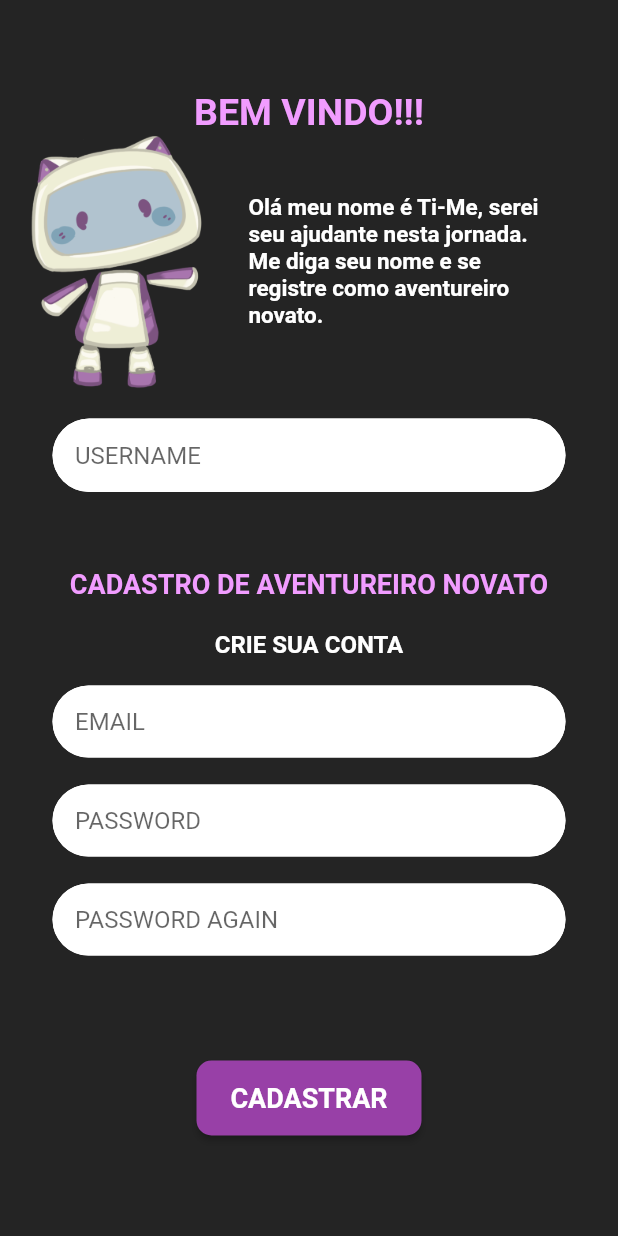
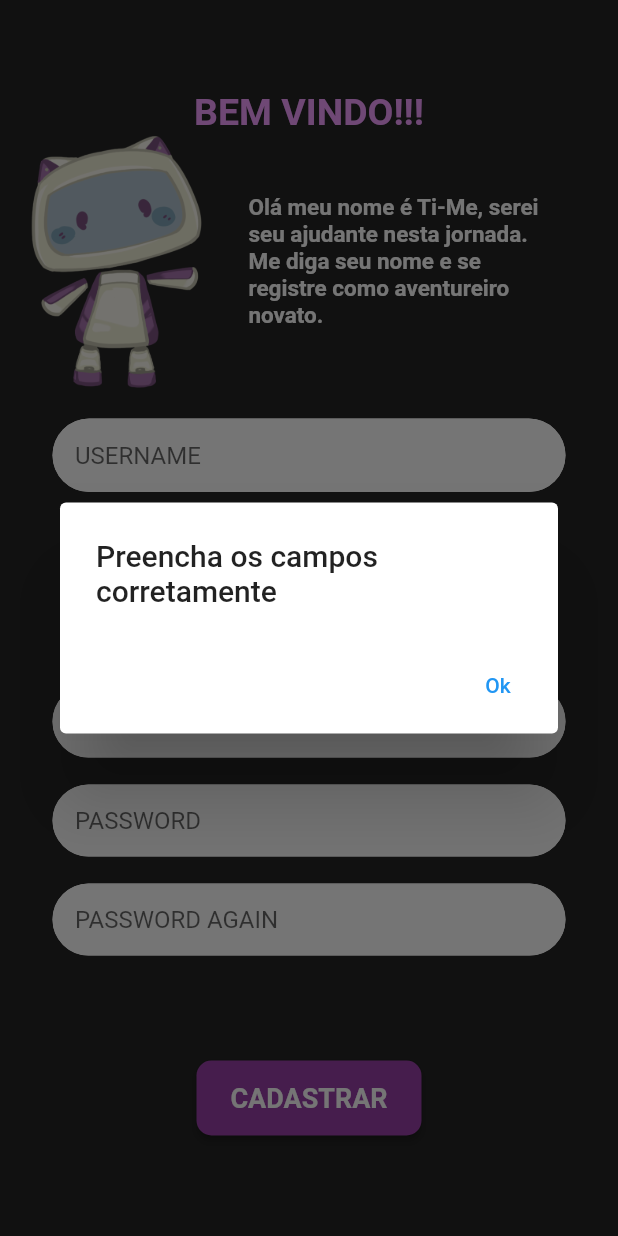
Before and after one commit to S204-Inatel-2022-2/This-is-Me-App, a Flutter app: the RegistrationScreen screen opened directly, after a tap on "CADASTRAR", on a phone screen of 412 x 824 dp. Run offline on Flutter 3.47's test engine with Material 2 defaults, Android fonts, the phone set to English and light mode, and no system bars; drawn by our look-alikes of auto_size_text; our stand-ins replace google_fonts; Roboto replaces fonts that are missing (Jura).

Commit message:
registration implementation

```diff
--- a/lib/components/login_components.dart
+++ b/lib/components/login_components.dart
@@ -163,7 +163,7 @@ class _LoginButtonState extends State<LoginButton> {
     Navigator.push(
         context,
         MaterialPageRoute(
-            builder: (context) => CharacterScreen(
+            builder: (context) => QuestScreen(
                   character: character,
                 )));
   }
--- a/lib/components/registration_components.dart
+++ b/lib/components/registration_components.dart
@@ -5,6 +5,9 @@ import 'package:this_is_me/constants/app_texts.dart';
 import 'package:flutter/material.dart';
 import 'package:this_is_me/controller/user_controller.dart';
 import 'package:http/http.dart' as http;
+import 'package:this_is_me/model/exception/response_exception.dart';
+import 'package:this_is_me/view/account/build_character_screen.dart';
+import 'package:this_is_me/view/quest_screen.dart';
 
 // TextEditingController
 TextEditingController usernameController = TextEditingController();
@@ -127,6 +130,7 @@ class UserRegistrationInfo extends StatelessWidget {
           child: SizedBox(
               height: 50,
               child: TextField(
+                  obscureText: true,
                   controller: passwordController,
                   decoration: InputDecoration(
                     contentPadding: const EdgeInsets.only(top: 15, left: 15),
@@ -148,6 +152,7 @@ class UserRegistrationInfo extends StatelessWidget {
           child: SizedBox(
               height: 50,
               child: TextField(
+                  obscureText: true,
                   controller: passwordAgainController,
                   decoration: InputDecoration(
                     contentPadding: const EdgeInsets.only(top: 15, left: 15),
@@ -169,9 +174,14 @@ class UserRegistrationInfo extends StatelessWidget {
   }
 }
 
-class RegistrationButton extends StatelessWidget {
+class RegistrationButton extends StatefulWidget {
   const RegistrationButton({super.key});
 
+  @override
+  State<RegistrationButton> createState() => _RegistrationButtonState();
+}
+
+class _RegistrationButtonState extends State<RegistrationButton> {
   @override
   Widget build(BuildContext context) {
     return Padding(
@@ -180,13 +190,64 @@ class RegistrationButton extends StatelessWidget {
           height: 50,
           width: 150,
           child: ElevatedButton(
-              onPressed: () {
-                signUpUser(
+              onPressed: () async {
+                //verifying if the fields arent empty
+                if (usernameController.text.isEmpty ||
+                    emailController.text.isEmpty ||
+                    passwordController.text.isEmpty ||
+                    passwordAgainController.text.isEmpty) {
+                  return showDialog<void>(
+                    context: context,
+                    barrierDismissible: false, // user must tap button!
+                    builder: (BuildContext context) {
+                      return AlertDialog(
+                        title: const Text('Preencha os campos corretamente'),
+                        actions: <Widget>[
+                          TextButton(
+                            child: const Text('Ok'),
+                            onPressed: () {
+                              Navigator.of(context).pop();
+                            },
+                          ),
+                        ],
+                      );
+                    },
+                  );
+                }
+
+                var response = await signUpUser(
                     http.Client(),
                     usernameController.text,
                     emailController.text,
                     passwordController.text,
                     passwordAgainController.text);
+
+                if (response == 201) {
+
+                  Navigator.push(
+                      context,
+                      MaterialPageRoute(
+                          builder: ((context) =>
+                              const BuildCharacterScreen())));
+                } else if (response is ResponseException) {
+                  return showDialog<void>(
+                    context: context,
+                    barrierDismissible: false, // user must tap button!
+                    builder: (BuildContext context) {
+                      return AlertDialog(
+                        title: Text(response.toString()),
+                        actions: <Widget>[
+                          TextButton(
+                            child: const Text('Ok'),
+                            onPressed: () {
+                              Navigator.of(context).pop();
+                            },
+                          ),
+                        ],
+                      );
+                    },
+                  );
+                }
               },
               style: ElevatedButton.styleFrom(
                   backgroundColor: midPurple,
--- a/lib/controller/user_controller.dart
+++ b/lib/controller/user_controller.dart
@@ -46,7 +46,9 @@ Future<dynamic> signUpUser(http.Client client, String username, String email,
         'sex': null
       }));
 
-   print(ResponseException.fromJson(jsonDecode(response.body)).message);
+  if (response.statusCode != 201) {
+    return ResponseException.fromJson(jsonDecode(response.body)).message;
+  }
 
   return response.statusCode;
 }
```
Also changed, not shown: lib/view/account/build_character_screen.dart (added, +14 -0 lines), lib/view/quest_screen.dart (+4 -4 lines), 1 other file.
